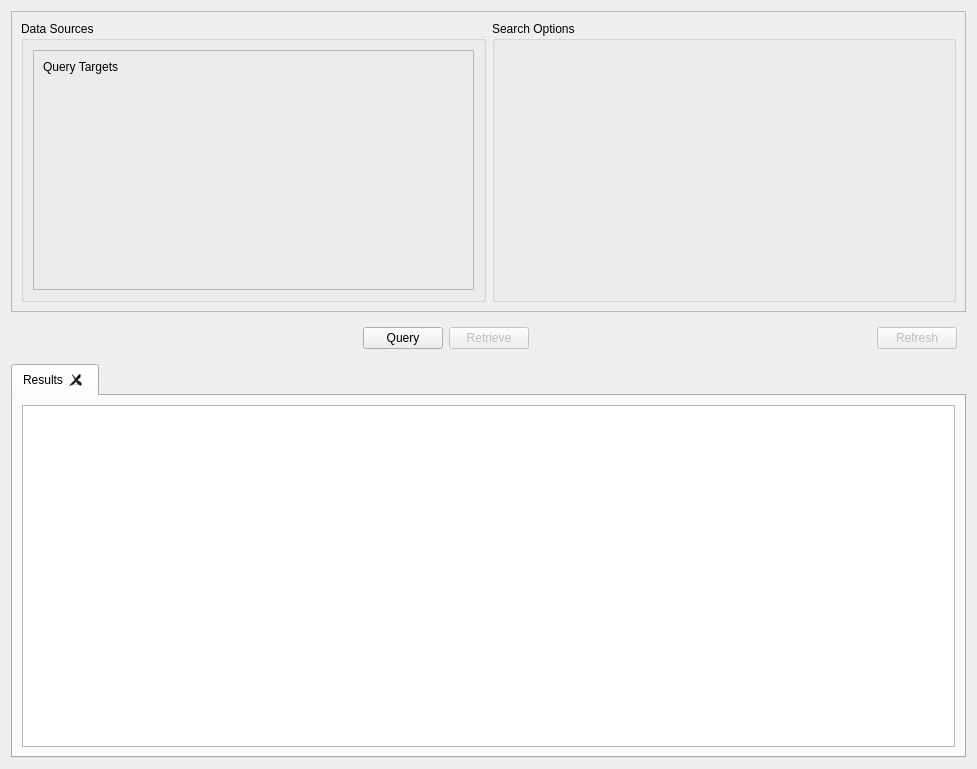
Qt form Libs/DICOM/Widgets/Resources/UI/ctkDICOMQueryRetrieveWidget.ui (commontk/CTK) before a commit.
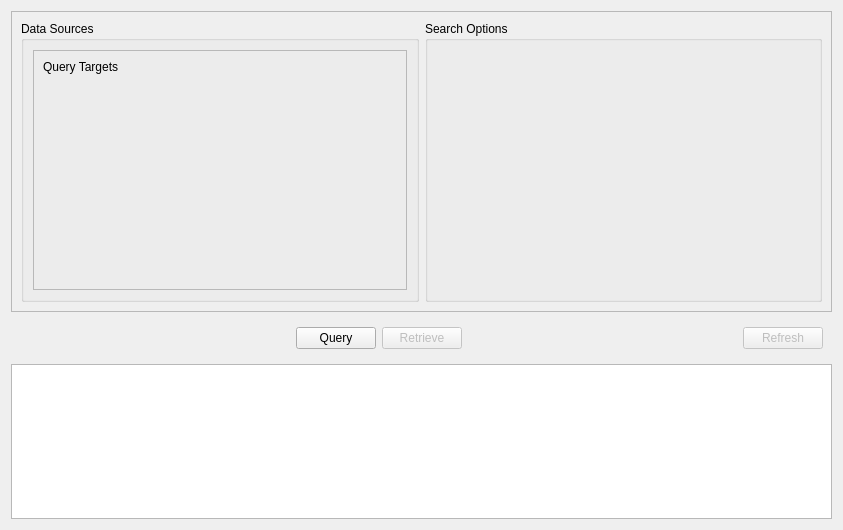
The same form after that commit. Custom widgets are drawn as their Qt base class.

Commit message:
Get server nodes from widget for query
Expose accessors in server node widget to get server nodes and
parameters.  Update Q/R widget to use this info (work in
progress).

Patch:
```diff
--- a/Libs/DICOM/Widgets/Resources/UI/ctkDICOMQueryRetrieveWidget.ui
+++ b/Libs/DICOM/Widgets/Resources/UI/ctkDICOMQueryRetrieveWidget.ui
@@ -6,8 +6,8 @@
    <rect>
     <x>0</x>
     <y>0</y>
-    <width>977</width>
-    <height>769</height>
+    <width>843</width>
+    <height>530</height>
    </rect>
   </property>
   <property name="windowTitle">
@@ -136,33 +136,7 @@
     </widget>
    </item>
    <item>
-    <widget class="ctkDICOMQueryResultsTabWidget" name="results">
-     <property name="currentIndex">
-      <number>0</number>
-     </property>
-     <property name="tabsClosable">
-      <bool>true</bool>
-     </property>
-     <widget class="QWidget" name="tab">
-      <property name="enabled">
-       <bool>true</bool>
-      </property>
-      <property name="sizePolicy">
-       <sizepolicy hsizetype="Expanding" vsizetype="Expanding">
-        <horstretch>0</horstretch>
-        <verstretch>0</verstretch>
-       </sizepolicy>
-      </property>
-      <attribute name="title">
-       <string>Results</string>
-      </attribute>
-      <layout class="QHBoxLayout" name="horizontalLayout_2">
-       <item>
-        <widget class="QTreeView" name="treeView"/>
-       </item>
-      </layout>
-     </widget>
-    </widget>
+    <widget class="QTreeView" name="results"/>
    </item>
   </layout>
  </widget>
@@ -179,12 +153,6 @@
    <header>ctkDICOMServerNodeWidget.h</header>
    <container>1</container>
   </customwidget>
-  <customwidget>
-   <class>ctkDICOMQueryResultsTabWidget</class>
-   <extends>QTabWidget</extends>
-   <header>ctkDICOMQueryResultsTabWidget.h</header>
-   <container>1</container>
-  </customwidget>
  </customwidgets>
  <resources/>
  <connections/>
```
The commit also changes 4 other files.
